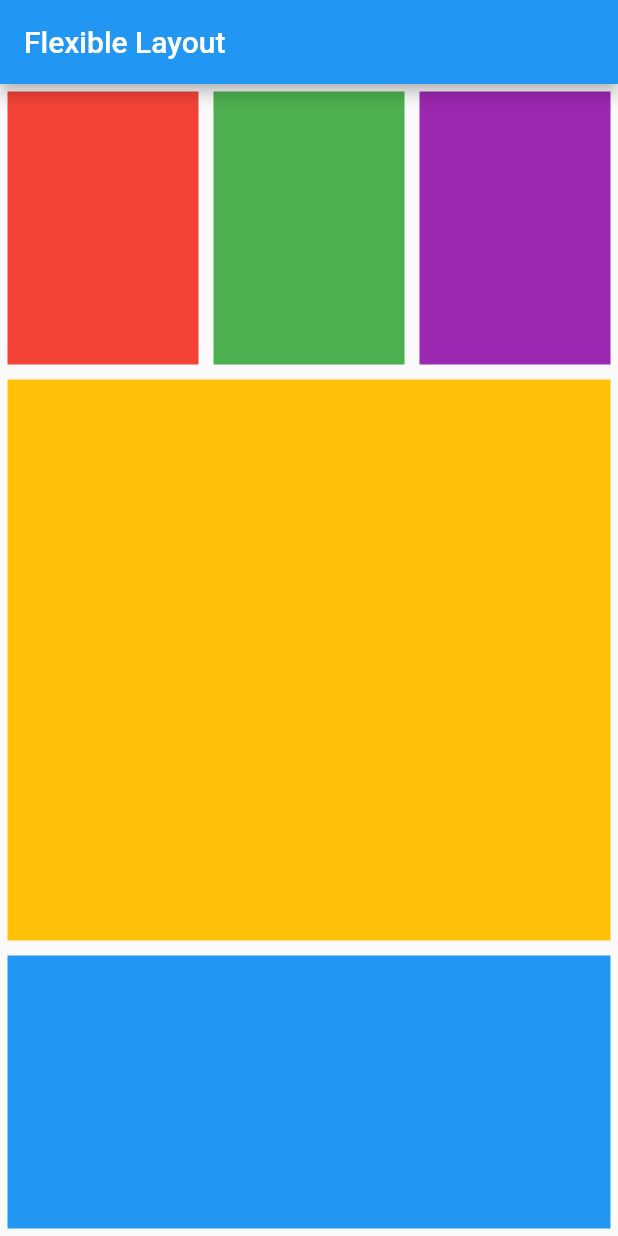
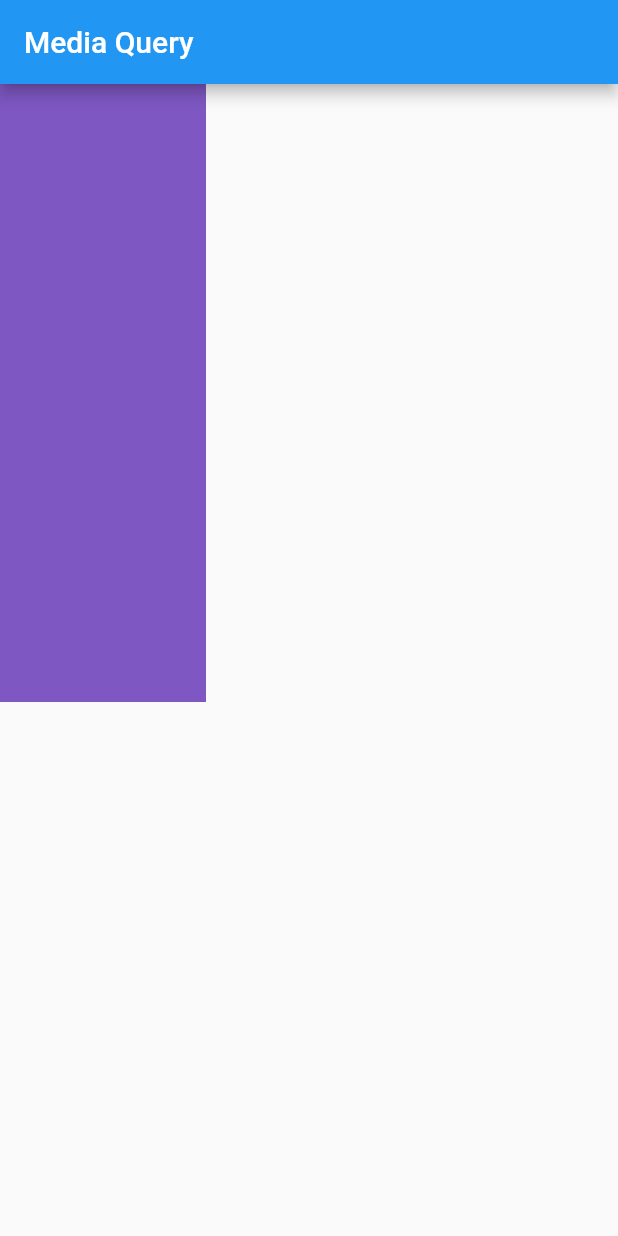
Before and after one commit to taufanbasri/flutter_basic, a Flutter app: the screen it shows after launch, on a phone screen of 412 x 824 dp. Run offline on Flutter 3.47's test engine with Material 2 defaults, Android fonts, the phone set to English and light mode, and no system bars; our stand-ins replace get.

Commit message:
Media Query

```diff
--- a/lib/main.dart
+++ b/lib/main.dart
@@ -13,53 +13,23 @@ class MyApp extends StatelessWidget {
 
   @override
   Widget build(BuildContext context) {
-    return MaterialApp(
-      home: Scaffold(
-        appBar: AppBar(
-          title: const Text("Flexible Layout"),
-        ),
-        body: Column(
-          children: [
-            Flexible(
-              flex: 1,
-              child: Row(
-                children: [
-                  Flexible(
-                      flex: 1,
-                      child: Container(
-                        margin: const EdgeInsets.all(5),
-                        color: Colors.red,
-                      )),
-                  Flexible(
-                      flex: 1,
-                      child: Container(
-                        margin: const EdgeInsets.all(5),
-                        color: Colors.green,
-                      )),
-                  Flexible(
-                      flex: 1,
-                      child: Container(
-                        margin: const EdgeInsets.all(5),
-                        color: Colors.purple,
-                      )),
-                ],
-              ),
-            ),
-            Flexible(
-                flex: 2,
-                child: Container(
-                  margin: const EdgeInsets.all(5),
-                  color: Colors.amber,
-                )),
-            Flexible(
-                flex: 1,
-                child: Container(
-                  margin: const EdgeInsets.all(5),
-                  color: Colors.blue,
-                ))
-          ],
-        ),
-      ),
-    );
+    return const MaterialApp(home: MainPage());
   }
 }
+
+class MainPage extends StatelessWidget {
+  const MainPage({Key key}) : super(key: key);
+
+  @override
+  Widget build(BuildContext context) {
+    return Scaffold(
+        appBar: AppBar(
+          title: const Text("Media Query"),
+        ),
+        body: Container(
+          color: Colors.deepPurple[400],
+          width: MediaQuery.of(context).size.width / 3,
+          height: MediaQuery.of(context).size.height / 2,
+        ));
+  }
+}
```
